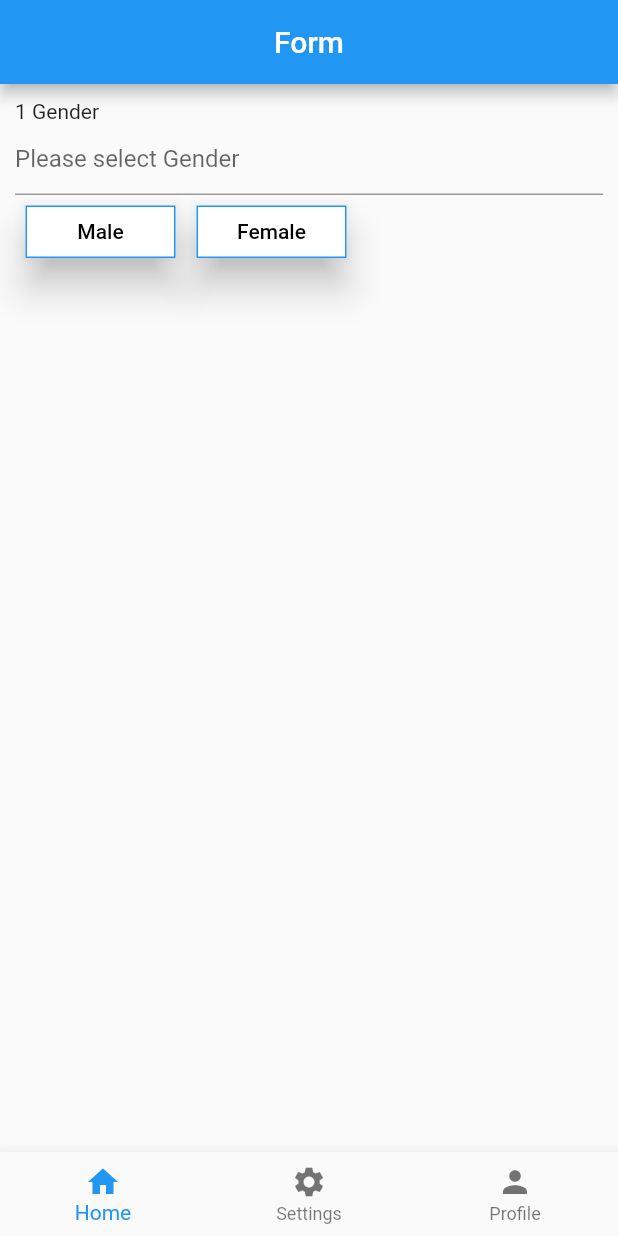
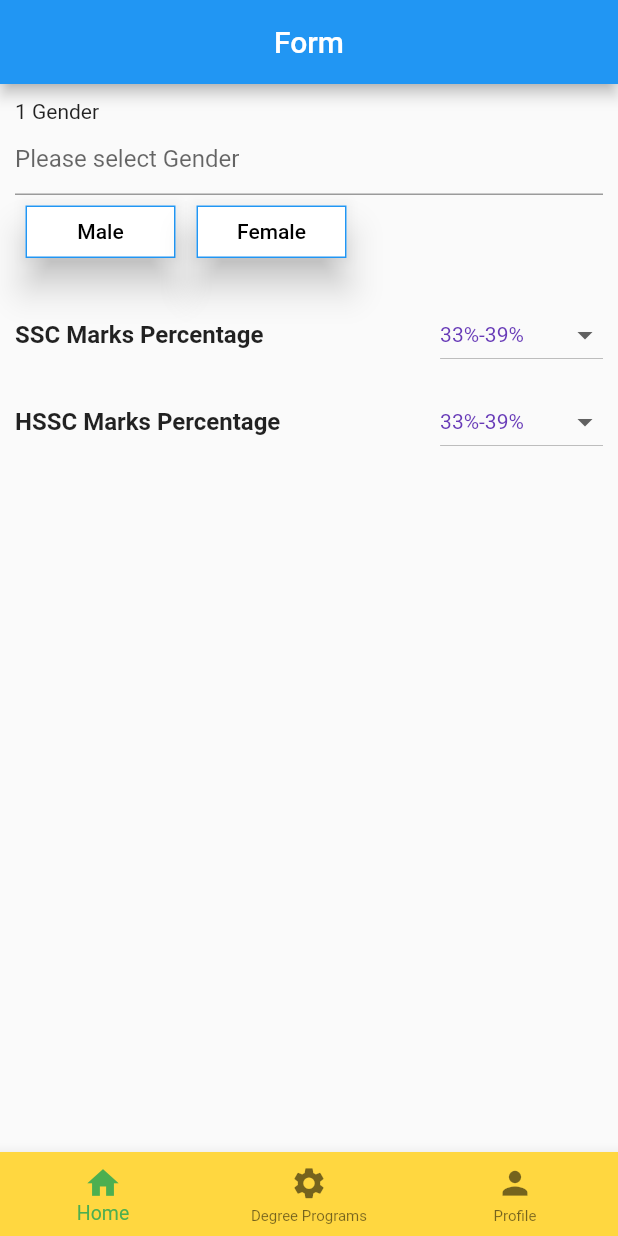
Before and after one commit to hariskhan235/my_fyp_application, a Flutter app: the screen it shows after launch, on a phone screen of 412 x 824 dp. Run offline on Flutter 3.47's test engine with Material 2 defaults, Android fonts, the phone set to English and light mode, and no system bars; drawn by our look-alikes of custom_radio_grouped_button; our stand-ins replace get, group_button.

Commit message:
UI changed

```diff
--- a/lib/app/modules/home/controllers/home_controller.dart
+++ b/lib/app/modules/home/controllers/home_controller.dart
@@ -1,18 +1,21 @@
-import 'dart:ui';
 
 import 'package:flutter/cupertino.dart';
 import 'package:get/get.dart';
+import 'package:my_app/utils/utils.dart';
 
 class HomeController extends GetxController {
-  //TODO: Implement HomeController
 
   final genderController = TextEditingController();
   var selectedIndex = 0.obs;
   var gender = ''.obs;
-  var male = 'Male';
-  var female = 'Female';
+  var sscMarks = '33%-39%';
 
   final count = 0.obs;
+
+  onChange(String value){
+    sscMarks = value;
+    update();
+  }
   void ontap(int index) {
     selectedIndex.value = index;
     update();
@@ -30,7 +33,6 @@ class HomeController extends GetxController {
     genderController.text = gender.value;
     update();
   }
-
   @override
   void onInit() {
     super.onInit();
--- a/lib/app/modules/home/views/home_tab.dart
+++ b/lib/app/modules/home/views/home_tab.dart
@@ -3,6 +3,7 @@ import 'package:get/get.dart';
 import 'package:group_button/group_button.dart';
 import 'package:custom_radio_grouped_button/custom_radio_grouped_button.dart';
 import 'package:my_app/app/modules/home/controllers/home_controller.dart';
+import 'package:my_app/utils/utils.dart';
 
 class HomeTab extends GetView<HomeController> {
   final groupButtonController = GroupButtonController();
@@ -34,10 +35,10 @@ class HomeTab extends GetView<HomeController> {
                     ),
                   ),
                   CustomRadioButton(
-                    buttonLables: [controller.male, controller.female],
+                    buttonLables: [male, female],
                     buttonValues: [
-                      controller.male,
-                      controller.female,
+                      male,
+                      female,
                     ],
                     radioButtonValue: (value) {
                       controller.selectGender(value.toString());
@@ -46,7 +47,94 @@ class HomeTab extends GetView<HomeController> {
                     unSelectedColor: Colors.white,
                     selectedColor: Colors.amberAccent,
                     defaultSelected: null,
-                  )
+                  ),
+                  const SizedBox(
+                    height: 10,
+                  ),
+
+                  const SizedBox(
+                    height: 10,
+                  ),
+
+                  Row(
+                    mainAxisAlignment: MainAxisAlignment.spaceBetween,
+                    children: [
+                      const Text(
+                        'SSC Marks Percentage',
+                        style: TextStyle(
+                            fontSize: 16, fontWeight: FontWeight.bold),
+                      ),
+                      DropdownButton<String>(
+                        value: controller.sscMarks,
+                        //icon: const Icon(Icons.arrow_downward),
+                        //elevation: 16,
+                        style: const TextStyle(color: Colors.deepPurple),
+                        // underline: Container(
+                        //   width: MediaQuery.of(context).size.width,
+                        //   height: 2,
+                        //   color: Colors.deepPurpleAccent,
+                        // ),
+                        onChanged: (String? newValue) {
+                          controller.onChange(newValue.toString());
+                        },
+                        items: <String>[
+                          '33%-39%',
+                          '40%-49%',
+                          '50%-59%',
+                          '60%-69%',
+                          '70%-79%',
+                          '80% or Above'
+                        ].map<DropdownMenuItem<String>>(
+                          (String value) {
+                            return DropdownMenuItem<String>(
+                              value: value,
+                              child: Text(value),
+                            );
+                          },
+                        ).toList(),
+                      ),
+                    ],
+                  ),
+                  const SizedBox(height: 10,),
+                   Row(
+                    mainAxisAlignment: MainAxisAlignment.spaceBetween,
+                    children: [
+                      const Text(
+                        'HSSC Marks Percentage',
+                        style: TextStyle(
+                            fontSize: 16, fontWeight: FontWeight.bold),
+                      ),
+                      DropdownButton<String>(
+                        value: controller.sscMarks,
+                        //icon: const Icon(Icons.arrow_downward),
+                        //elevation: 16,
+                        style: const TextStyle(color: Colors.deepPurple),
+                        // underline: Container(
+                        //   width: MediaQuery.of(context).size.width,
+                        //   height: 2,
+                        //   color: Colors.deepPurpleAccent,
+                        // ),
+                        onChanged: (String? newValue) {
+                          controller.onChange(newValue.toString());
+                        },
+                        items: <String>[
+                          '33%-39%',
+                          '40%-49%',
+                          '50%-59%',
+                          '60%-69%',
+                          '70%-79%',
+                          '80% or Above'
+                        ].map<DropdownMenuItem<String>>(
+                          (String value) {
+                            return DropdownMenuItem<String>(
+                              value: value,
+                              child: Text(value),
+                            );
+                          },
+                        ).toList(),
+                      ),
+                    ],
+                  ),
                 ],
               ),
             ),
--- a/lib/app/modules/home/views/home_view.dart
+++ b/lib/app/modules/home/views/home_view.dart
@@ -11,6 +11,7 @@ class HomeView extends StatefulWidget {
 }
 
 class _HomeViewState extends State<HomeView> {
+  String dropdownValue = 'one';
   @override
   Widget build(BuildContext context) {
     return GetBuilder<HomeController>(
@@ -22,17 +23,26 @@ class _HomeViewState extends State<HomeView> {
                 index: controller.selectedIndex.value,
                 children: [
                   HomeTab(),
-                  const Text('Index 1 Settings'),
+                  const Scaffold(
+                    body: Center(),
+                  ),
                   const Text('Index 2 Profile'),
                 ],
               ),
             ),
           ),
           bottomNavigationBar: BottomNavigationBar(
+            iconSize: 25,
+            selectedFontSize: 13,
+            unselectedFontSize: 10,
+            selectedItemColor: Colors.green,
+            backgroundColor: Colors.amberAccent,
             items: const [
               BottomNavigationBarItem(icon: Icon(Icons.home), label: 'Home'),
               BottomNavigationBarItem(
-                  icon: Icon(Icons.settings), label: 'Settings'),
+                  icon: Icon(Icons.settings),
+                  label: 'Degree Programs',
+                  tooltip: 'Degree Programs'),
               BottomNavigationBarItem(
                   icon: Icon(Icons.person), label: 'Profile'),
             ],
--- /dev/null
+++ b/lib/utils/utils.dart
@@ -0,0 +1,12 @@
+var male = 'Male';
+  var female = 'Female';
+
+  String sscOne = '33%-39%';
+  var sscTwo = '40%-49%';
+  var sscThree = '50%-59%';
+  var sscFour = '60%-69%';
+  var sscFive = '70%-79%';
+  var sscSix = '80% or Above';
+
+
+  enum SscMarksPercentage {SSCOne, SSCTwo,SSCThree,SSCFour,SSCFive,SSCSix}
```
Also changed, not shown: lib/app/modules/home/views/demo.dart (added, +23 -0 lines).
